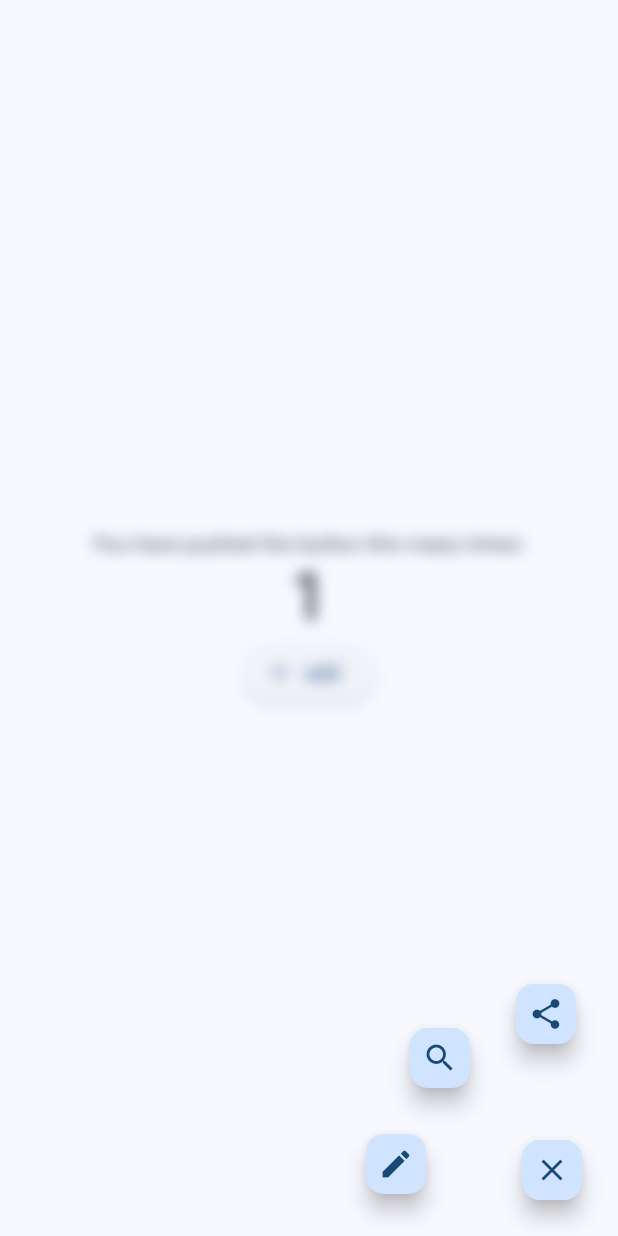
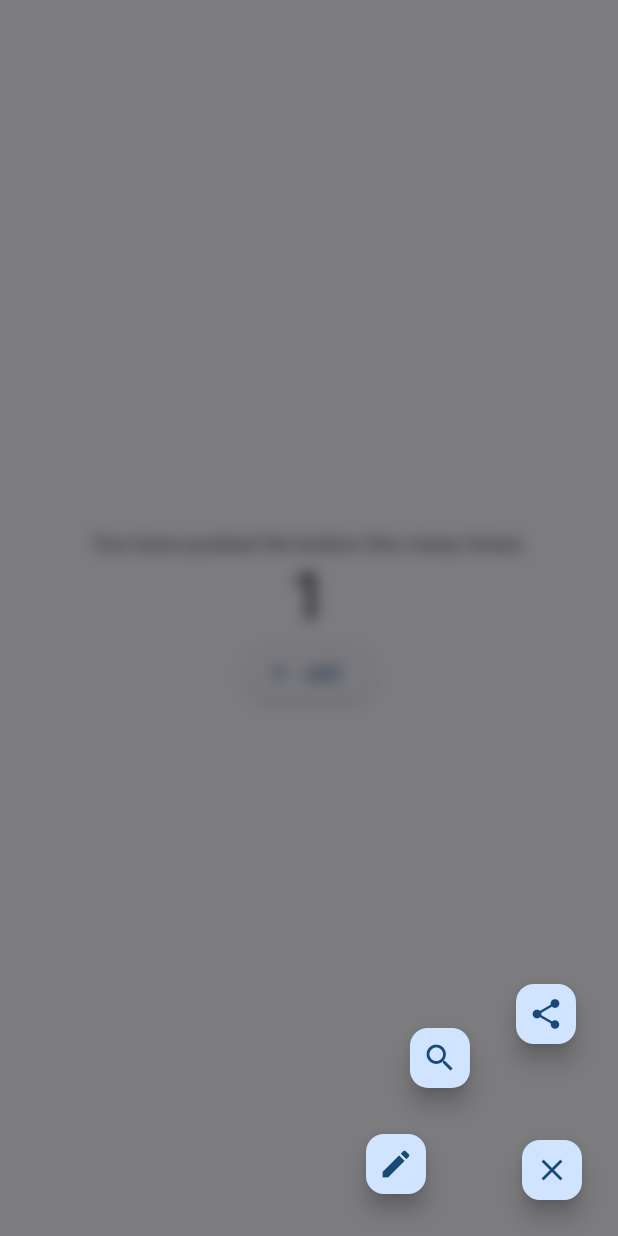
Before and after one commit to zuvola/flutter_expandable_fab, a Flutter app: the screen it shows after launch, after a tap on "add", after a tap on the "menu" icon, on a phone screen of 412 x 824 dp. Run offline on Flutter 3.47's test engine with Material 3 defaults, Android fonts, the phone set to English and light mode, and no system bars.

Commit message:
overlayStyle supports setting both color and blur

```diff
--- a/example/lib/main.dart
+++ b/example/lib/main.dart
@@ -104,7 +104,7 @@ class _FirstPageState extends State<FirstPage> {
         //   },
         // ),
         overlayStyle: ExpandableFabOverlayStyle(
-          // color: Colors.black.withOpacity(0.5),
+          color: Colors.black.withOpacity(0.5),
           blur: 5,
         ),
         onOpen: () {
--- a/lib/src/expandable_fab.dart
+++ b/lib/src/expandable_fab.dart
@@ -23,13 +23,10 @@ class ExpandableFabOverlayStyle {
   /// - [blur]: The strength of the blur behind the FAB.
   ///
   /// Only one of [color] or [blur] can be specified; both cannot be non-null at the same time.
-  ExpandableFabOverlayStyle({
+  const ExpandableFabOverlayStyle({
     this.color,
     this.blur,
-  }) {
-    assert(color == null || blur == null);
-    assert(color != null || blur != null);
-  }
+  });
 
   /// The color to paint behind the Fab.
   final Color? color;
@@ -255,11 +252,24 @@ class ExpandableFabState extends State<ExpandableFab>
             : Alignment.bottomLeft,
         children: [
           Container(),
+          if (overlayColor != null)
+            IgnorePointer(
+              ignoring: !_open,
+              child: FadeTransition(
+                opacity: _expandAnimation,
+                child: Container(
+                  color: overlayColor,
+                ),
+              ),
+            ),
           if (blur != null)
             IgnorePointer(
               ignoring: !_open,
               child: TweenAnimationBuilder<double>(
-                tween: Tween<double>(begin: 0.0, end: _open ? blur : 0.0),
+                tween: Tween<double>(
+                  begin: _open ? 0.0 : blur,
+                  end: _open ? blur : 0.0,
+                ),
                 duration: widget.duration,
                 curve: Curves.easeInOut,
                 builder: (_, value, child) {
@@ -274,16 +284,6 @@ class ExpandableFabState extends State<ExpandableFab>
                   );
                 },
                 child: Container(color: Colors.transparent),
-              ),
-            ),
-          if (overlayColor != null)
-            IgnorePointer(
-              ignoring: !_open,
-              child: FadeTransition(
-                opacity: _expandAnimation,
-                child: Container(
-                  color: overlayColor,
-                ),
               ),
             ),
           ..._buildExpandingActionButtons(offset),
```
